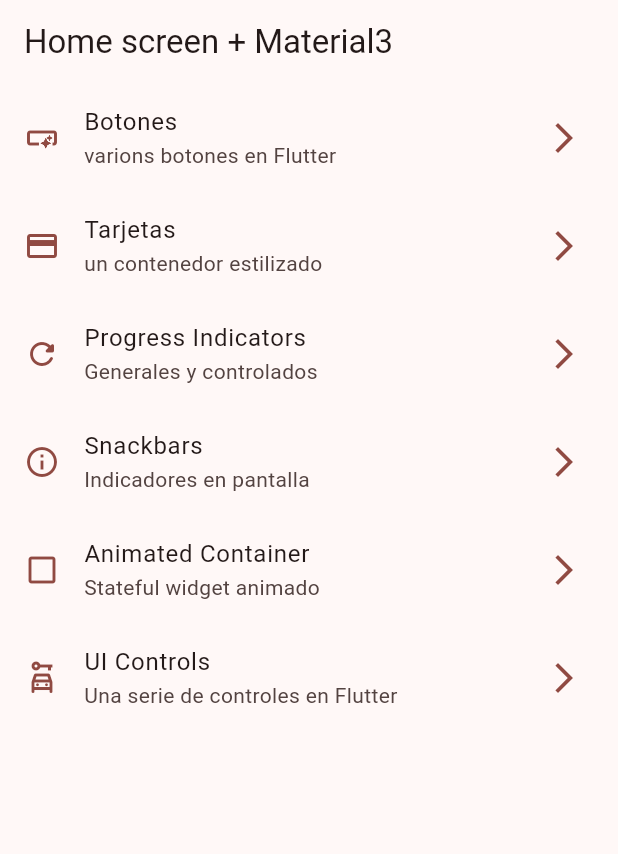
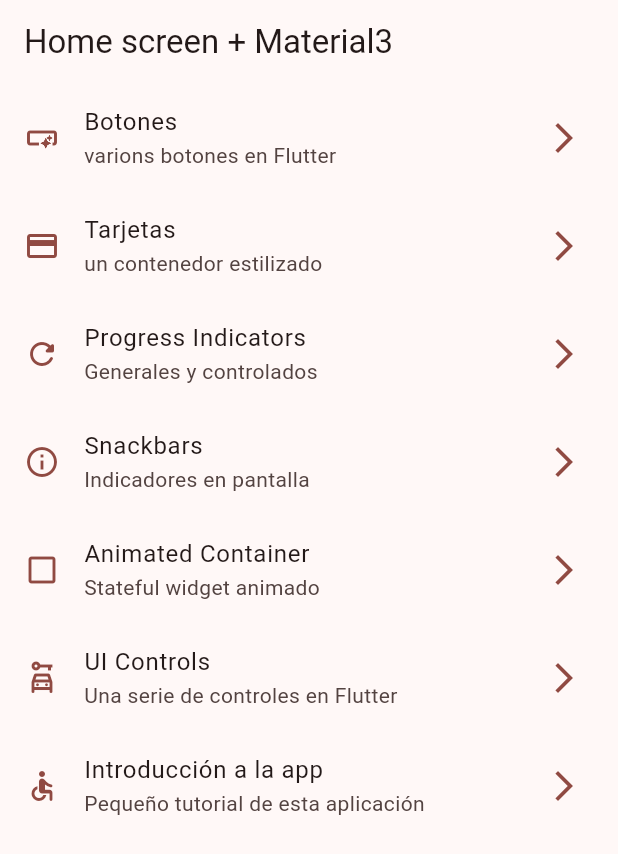
Before and after one commit to Diego2038/Widgets-App, a Flutter app: the screen it shows after launch, on a phone screen of 412 x 824 dp. Shown: the top 854 px of the screen. Run offline on Flutter 3.47's test engine with Material 2 defaults, Android fonts, the phone set to English and light mode, and no system bars; our stand-ins replace go_router.

Commit message:
tutorial screen added

```diff
--- a/lib/config/menu/menu_items.dart
+++ b/lib/config/menu/menu_items.dart
@@ -63,4 +63,11 @@ const List<MenuItems> appMenuItems = [
     icon: Icons.car_rental_outlined
   ),
 
+  MenuItems(
+    title: "Introducción a la app",
+    subTitle: "Pequeño tutorial de esta aplicación",
+    link: "/tutorial",
+    icon: Icons.accessible_rounded
+  ),
+
 ];
--- a/lib/config/router/router.dart
+++ b/lib/config/router/router.dart
@@ -49,5 +49,11 @@ final appRouter = GoRouter(
       builder: (context, state) => const UiControlsScreen(),
     ),
 
+    GoRoute(
+      path: '/tutorial',
+      name: AppTutorialScreen.name,
+      builder: (context, state) => const AppTutorialScreen(),
+    ),
+
   ]
 );
```
